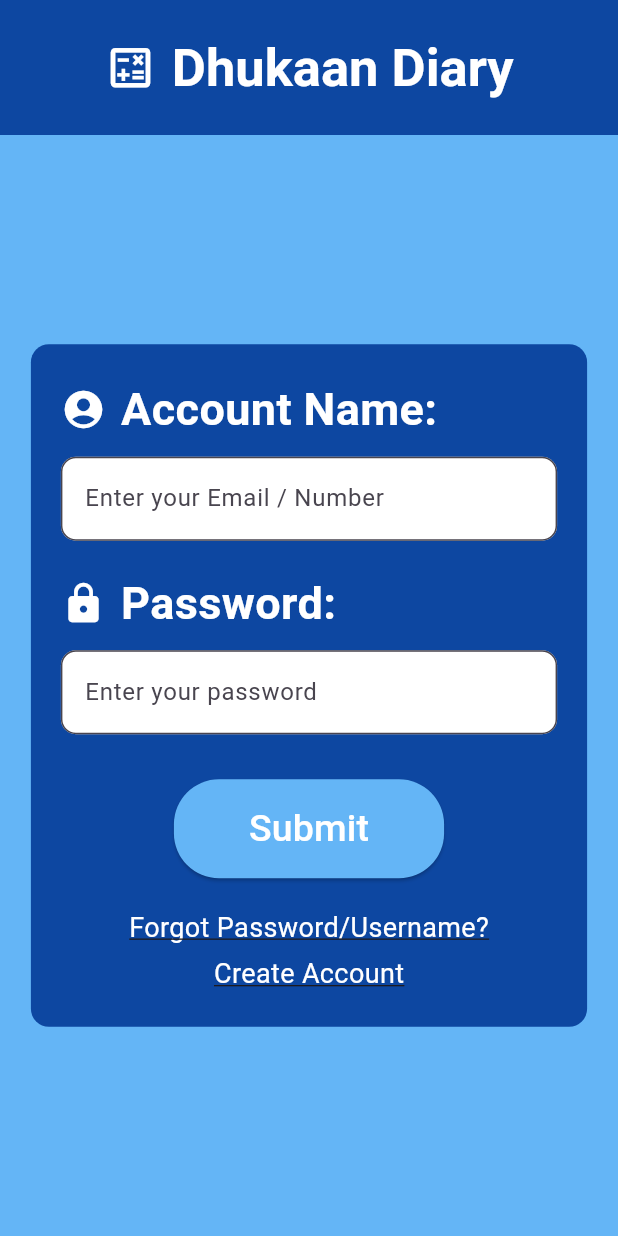
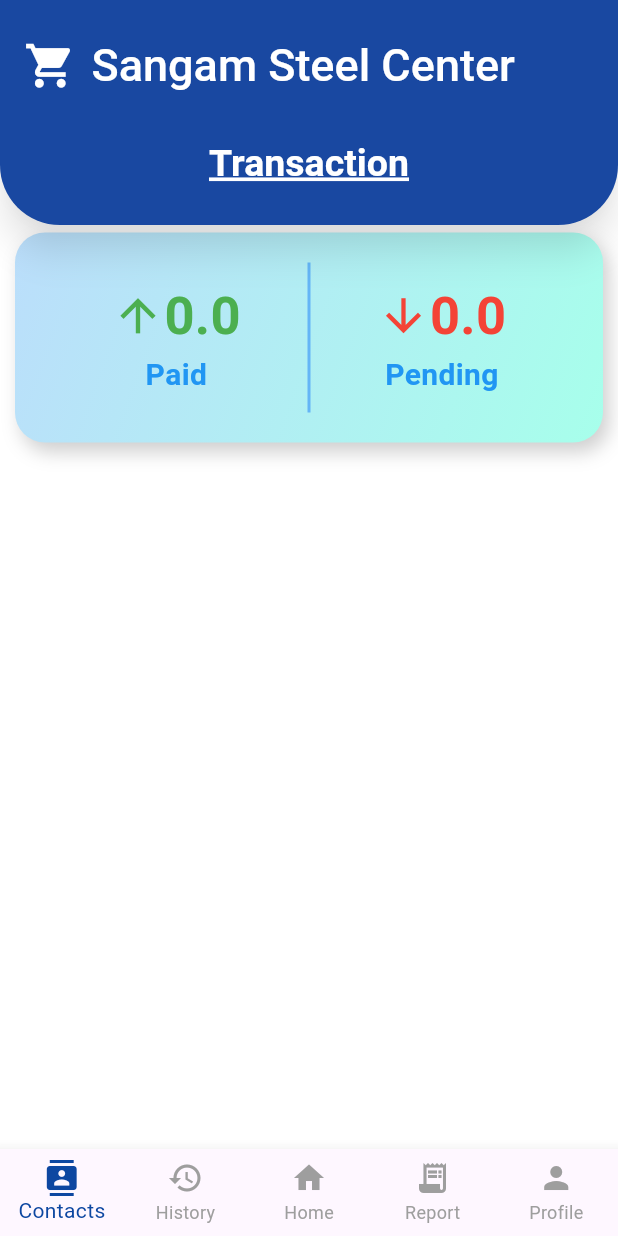
Before and after one commit to pushpendar881/DhukaanDiary, a Flutter app: the screen it shows after launch, on a phone screen of 412 x 824 dp. Run offline on Flutter 3.47's test engine with Material 3 defaults, Android fonts, the phone set to English and light mode, and no system bars.

Commit message:
working on Homepage

```diff
--- a/lib/main.dart
+++ b/lib/main.dart
@@ -1,6 +1,7 @@
+import 'package:dukaandiary/pages/home_pages.dart';
+// import 'package:dukaandiary/pages/login_page.dart';
+import 'package:flutter/material.dart';
 
-import 'package:dukaandiary/pages/login_page.dart';
-import 'package:flutter/material.dart';
 // import 'package:dhukaan/Pages/SignupPage.dart';p
 
 void main() {
@@ -15,7 +16,7 @@
   Widget build(BuildContext context) {
    return MaterialApp(
     debugShowCheckedModeBanner: false,
-    home:LoginPage(),
+    home:HomePages(),
    );
   }
 }
--- /dev/null
+++ b/lib/pages/home_pages.dart
@@ -0,0 +1,196 @@
+import 'package:flutter/material.dart';
+
+class HomePages extends StatefulWidget {
+  const HomePages({super.key});
+
+  @override
+  State<HomePages> createState() => _HomePagesState();
+}
+
+class _HomePagesState extends State<HomePages> {
+  @override
+  Widget build(BuildContext context) {
+    return Scaffold(
+      backgroundColor: Colors.white,
+      appBar: AppBar(
+        toolbarHeight: 150,
+        backgroundColor: Colors.blue[900],
+        elevation: 10,
+        shadowColor: Colors.black.withOpacity(0.5),
+        shape: const RoundedRectangleBorder(
+          borderRadius: BorderRadius.only(
+            bottomLeft: Radius.circular(40),
+            bottomRight: Radius.circular(40),
+          ),
+        ),
+        title: Column(
+          crossAxisAlignment: CrossAxisAlignment.center,
+          children: [
+            Row(
+              mainAxisAlignment: MainAxisAlignment.start,
+              children: const [
+                Icon(Icons.shopping_cart, size: 35, color: Colors.white),
+                SizedBox(width: 10),
+                Text(
+                  "Sangam Steel Center",
+                  style: TextStyle(
+                    fontSize: 30,
+                    fontWeight: FontWeight.w500,
+                    color: Colors.white,
+                  ),
+                ),
+              ],
+            ),
+            const SizedBox(height: 30),
+            const Text(
+              "Transaction",
+              style: TextStyle(
+                fontSize: 25,
+                fontWeight: FontWeight.bold,
+                color: Colors.white,
+                decoration: TextDecoration.underline,
+                decorationColor: Colors.white,
+                decorationThickness: 2,
+              ),
+            ),
+          ],
+        ),
+        centerTitle: true,
+      ),
+
+      body: SingleChildScrollView(
+        child: Column(
+          children: [
+            Container(
+              margin: const EdgeInsets.only( top:5,left: 10, right: 10),
+              padding: const EdgeInsets.all(20),
+              decoration: BoxDecoration(
+                gradient: LinearGradient(
+                  colors: [Colors.blue.shade100, Colors.tealAccent.shade100],
+                  begin: Alignment.topLeft,
+                  end: Alignment.bottomRight,
+                ),
+                borderRadius: BorderRadius.circular(20),
+                boxShadow: [
+                  BoxShadow(
+                    color: Colors.grey.withOpacity(0.5),
+                    blurRadius: 10,
+                    offset: const Offset(4, 6),
+                  ),
+                ],
+              ),
+              child: Column(
+                children: [
+                  Row(
+                    mainAxisAlignment: MainAxisAlignment.spaceEvenly,
+                    children: [
+                      Column(
+                        children: [
+                          Row(
+                            children: const [
+                              Icon(Icons.arrow_upward, size: 35, color: Colors.green),
+                              SizedBox(height: 10),
+                              Text(
+                                "0.0",
+                                style: TextStyle(
+                                  fontSize: 35,
+                                  fontWeight: FontWeight.bold,
+                                  color: Colors.green,
+                                ),
+                              ),
+                            ],
+                          ),
+                              Text(
+                                "Paid",
+                                style: TextStyle(
+                                  fontSize: 20,
+                                  fontWeight: FontWeight.bold,
+                                  color: Colors.blue,
+                                ),
+                              ),
+
+
+                        ],
+                      ),
+                      Container(
+                        height: 100,
+                        width: 2,
+                        color: Colors.blue.shade300,
+                      ),
+                      Column(
+                        children: const [
+                          Row( children: [
+                          Icon(Icons.arrow_downward, size: 35, color: Colors.red),
+                          SizedBox(height: 10),
+                          Text(
+                            "0.0",
+                            style: TextStyle(
+                              fontSize: 35,
+                              fontWeight: FontWeight.bold,
+                              color: Colors.red,
+                            ),
+                          ),
+                        ],
+                      ),
+                          Text(
+                            "Pending",
+                            style: TextStyle(
+                              fontSize: 20,
+                              fontWeight: FontWeight.bold,
+                              color: Colors.blue,
+                            ),
+                          ),
+                        ],
+                      ),
+                    ],
+                  ),
+                ],
+              ),
+            ),
+            const SizedBox(height: 20),
+            ListView.builder(
+              shrinkWrap: true,
+              physics: const NeverScrollableScrollPhysics(),
+              itemCount: 5,
+              itemBuilder: (context, index) {
+                return Card(
+                //   margin: const EdgeInsets.symmetric(horizontal: 20, vertical: 10),
+                //   elevation: 5,
+                //   shape: RoundedRectangleBorder(borderRadius: BorderRadius.circular(15)),
+                //   child: ListTile(
+                //     leading: const Icon(Icons.person, color: Colors.blue),
+                //     title: Text('PayPex Solution ${index + 1}' ,
+                //         style: const TextStyle(fontWeight: FontWeight.bold)),
+
+                //     subtitle: const Text('Transaction details here'),
+                //     // trailing: const Icon(Icons.more_vert),
+                //   ),
+                margin: const EdgeInsets.symmetric(horizontal: 20, vertical: 10),
+                elevation: 5,
+                shape: RoundedRectangleBorder(borderRadius:BorderRadius.circular(15)),
+
+
+
+                 );
+              },
+
+            ),
+          ],
+        ),
+      ),
+
+      bottomNavigationBar: BottomNavigationBar(
+        type: BottomNavigationBarType.fixed,
+        selectedItemColor: Colors.blue[900],
+        unselectedItemColor: Colors.grey,
+        items: const [
+          BottomNavigationBarItem(icon: Icon(Icons.contacts), label: "Contacts"),
+          BottomNavigationBarItem(icon: Icon(Icons.history), label: "History"),
+          BottomNavigationBarItem(icon: Icon(Icons.home), label: "Home"),
+          BottomNavigationBarItem(icon: Icon(Icons.receipt_long), label: "Report"),
+          BottomNavigationBarItem(icon: Icon(Icons.person), label: "Profile"),
+        ],
+      ),
+    );
+  }
+}
```
